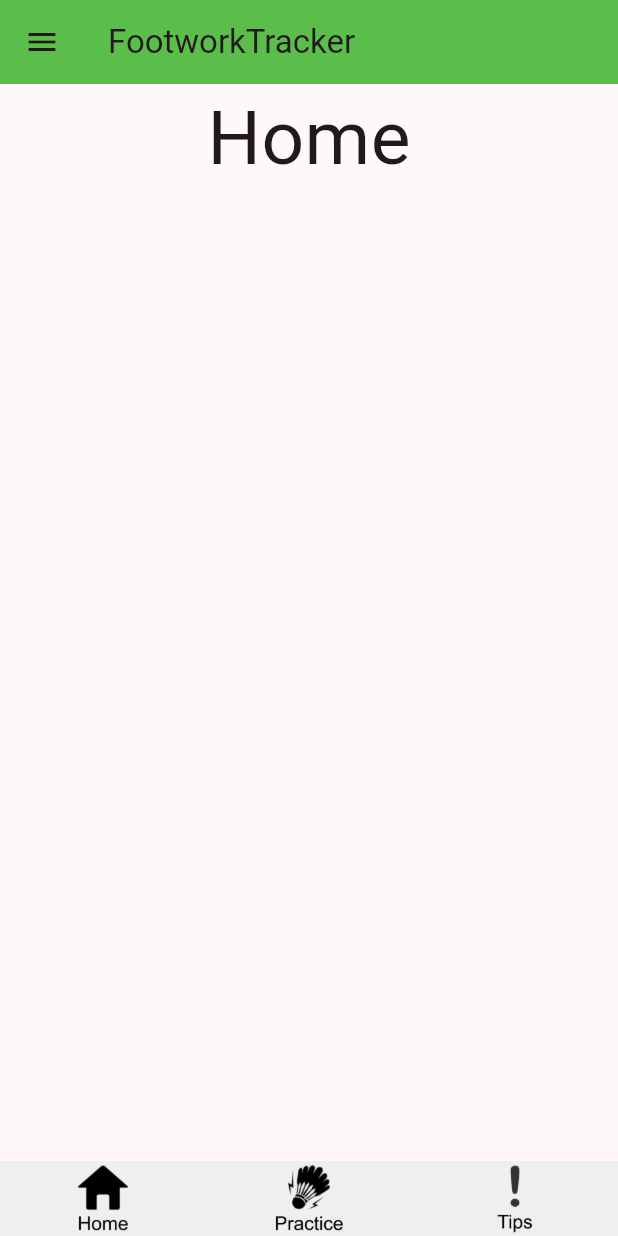
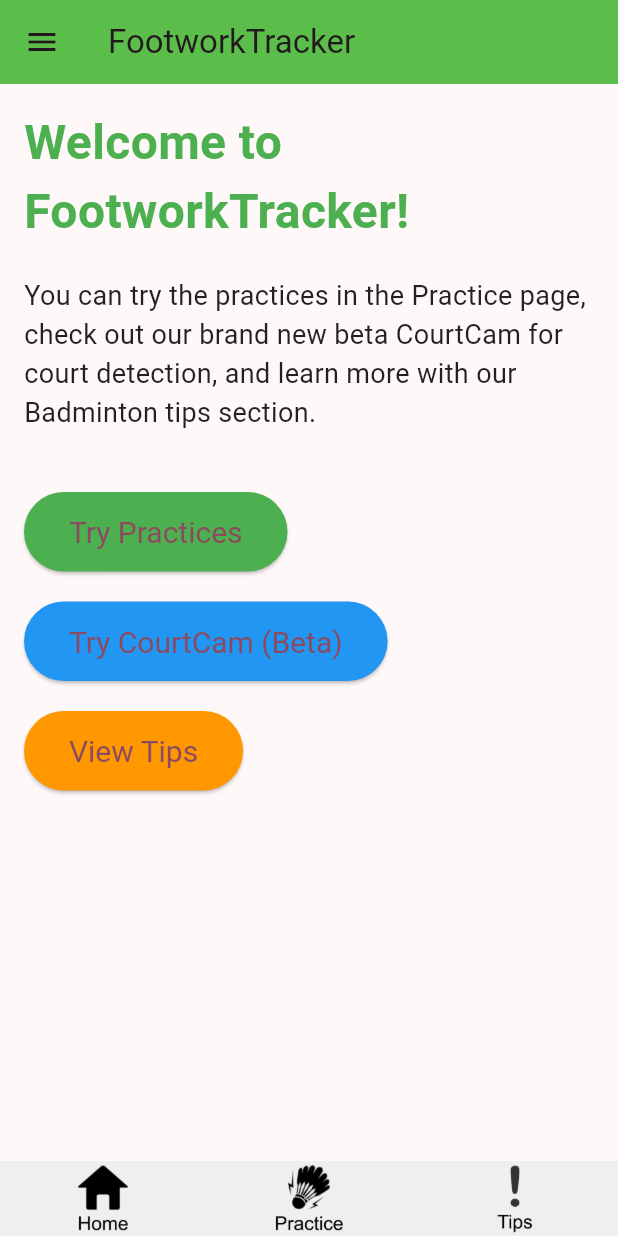
Before and after one commit to Kiaze-Wgna/footwork_tracker, a Flutter app: the screen it shows after launch, on a phone screen of 412 x 824 dp. Run offline on Flutter 3.47's test engine with Material 3 defaults, Android fonts, the light colour scheme and no system bars; our stand-ins replace flutter_svg.

Commit message:
added more content to home screen

```diff
--- a/lib/main.dart
+++ b/lib/main.dart
@@ -190,9 +190,77 @@ class HomeScreen extends StatelessWidget {
         //top bar
         appBar: topBar(),
         //main content
-        body:Container(
-          alignment: Alignment.topCenter,
-          child:Text("Home",style:TextStyle(fontSize: 50))
+        body: SingleChildScrollView(  // Makes the entire body scrollable
+          child: Padding(
+            padding: const EdgeInsets.all(16.0),  // Add padding around the content
+            child: Column(
+              crossAxisAlignment: CrossAxisAlignment.start,
+              children: [
+                // Welcome Text
+                Text(
+                  "Welcome to FootworkTracker!",
+                  style: TextStyle(
+                    fontSize: 32,
+                    fontWeight: FontWeight.bold,
+                    color: Colors.green,
+                  ),
+                ),
+                SizedBox(height: 20),  // Add spacing between sections
+
+                // Introduction Text
+                Text(
+                  "You can try the practices in the Practice page, "
+                  "check out our brand new beta CourtCam for court detection, "
+                  "and learn more with our Badminton tips section.",
+                  style: TextStyle(
+                    fontSize: 18,
+                    color: Colors.black87,
+                  ),
+                ),
+                SizedBox(height: 40),
+
+                // Button Section (optional)
+                ElevatedButton(
+                  onPressed: () {
+                    // Navigate to Practice page
+                    noBackNavigator(context, PracticeScreen());
+                  },
+                  style: ElevatedButton.styleFrom(
+                    backgroundColor: Colors.green, // Button color
+                    padding: EdgeInsets.symmetric(horizontal: 30, vertical: 15),
+                    textStyle: TextStyle(fontSize: 20),
+                  ),
+                  child: Text('Try Practices'),
+                ),
+                SizedBox(height: 20),
+                ElevatedButton(
+                  onPressed: () {
+                    // Navigate to CourtCam page (replace with actual page)
+                    yesBackNavigator(context, CourtCamScreen());
+                  },
+                  style: ElevatedButton.styleFrom(
+                    backgroundColor: Colors.blue, // Button color
+                    padding: EdgeInsets.symmetric(horizontal: 30, vertical: 15),
+                    textStyle: TextStyle(fontSize: 20),
+                  ),
+                  child: Text('Try CourtCam (Beta)'),
+                ),
+                SizedBox(height: 20),
+                ElevatedButton(
+                  onPressed: () {
+                    // Navigate to Tips page
+                    noBackNavigator(context, TipsScreen());
+                  },
+                  style: ElevatedButton.styleFrom(
+                    backgroundColor: Colors.orange, // Button color
+                    padding: EdgeInsets.symmetric(horizontal: 30, vertical: 15),
+                    textStyle: TextStyle(fontSize: 20),
+                  ),
+                  child: Text('View Tips'),
+                ),
+              ],
+            ),
+          ),
         ),
         //bottom bar
         bottomNavigationBar:bottomBar(context),
```
